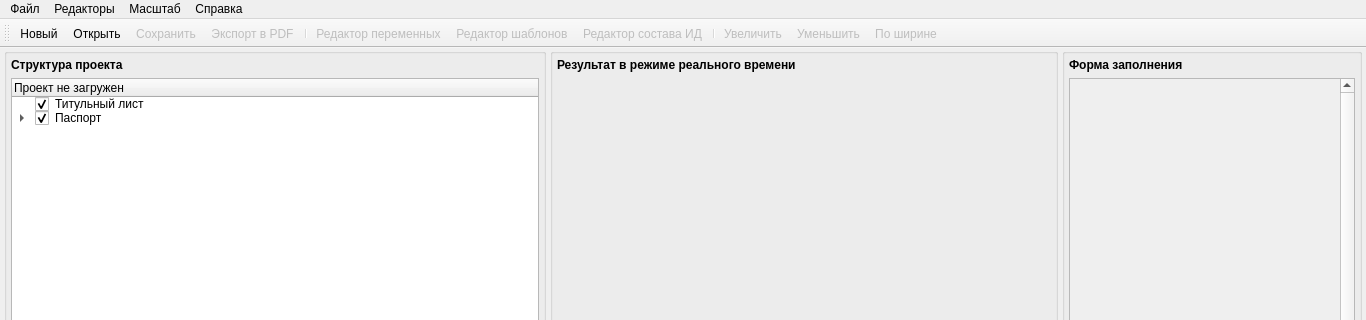
Artemako/auto-exec-doc, file designer/mainwindow.ui: the form before one commit; both pictures show x 0 to 1366 and y 0 to 320 of the 1366 by 768 pixel window.
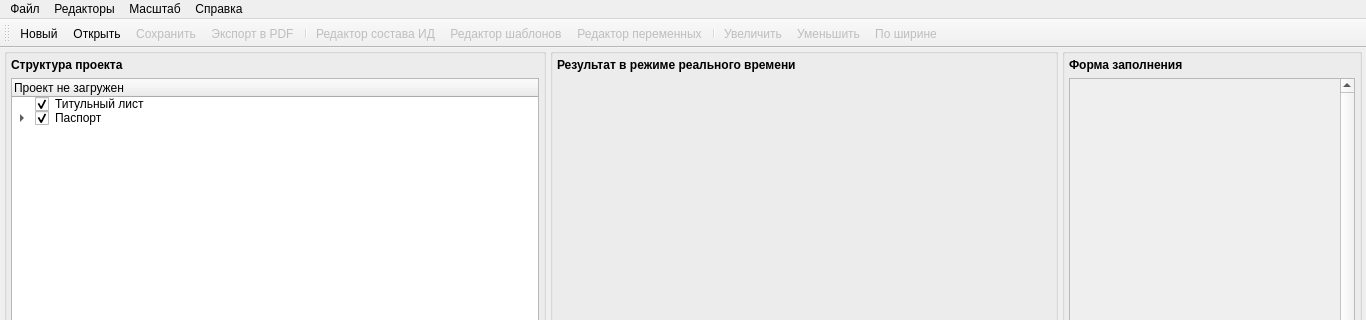
The form after the commit. Icons and pictures are not drawn. Custom widgets are drawn as their Qt base class.

Diff of the .ui file:
```diff
--- a/designer/mainwindow.ui
+++ b/designer/mainwindow.ui
@@ -397,6 +397,12 @@
    <property name="orientation">
     <enum>Qt::Horizontal</enum>
    </property>
+   <property name="iconSize">
+    <size>
+     <width>32</width>
+     <height>24</height>
+    </size>
+   </property>
    <property name="toolButtonStyle">
     <enum>Qt::ToolButtonIconOnly</enum>
    </property>
@@ -414,9 +420,9 @@
    <addaction name="action_save"/>
    <addaction name="action_export_to_pdf"/>
    <addaction name="separator"/>
-   <addaction name="action_edit_variables"/>
-   <addaction name="action_edit_templates"/>
    <addaction name="action_edit_composition"/>
+   <addaction name="action_edit_templates"/>
+   <addaction name="action_edit_variables"/>
    <addaction name="separator"/>
    <addaction name="action_zoomin"/>
    <addaction name="action_zoomout"/>
```
Left out of the diff: 6 changed lines with no effect on the pictures.
